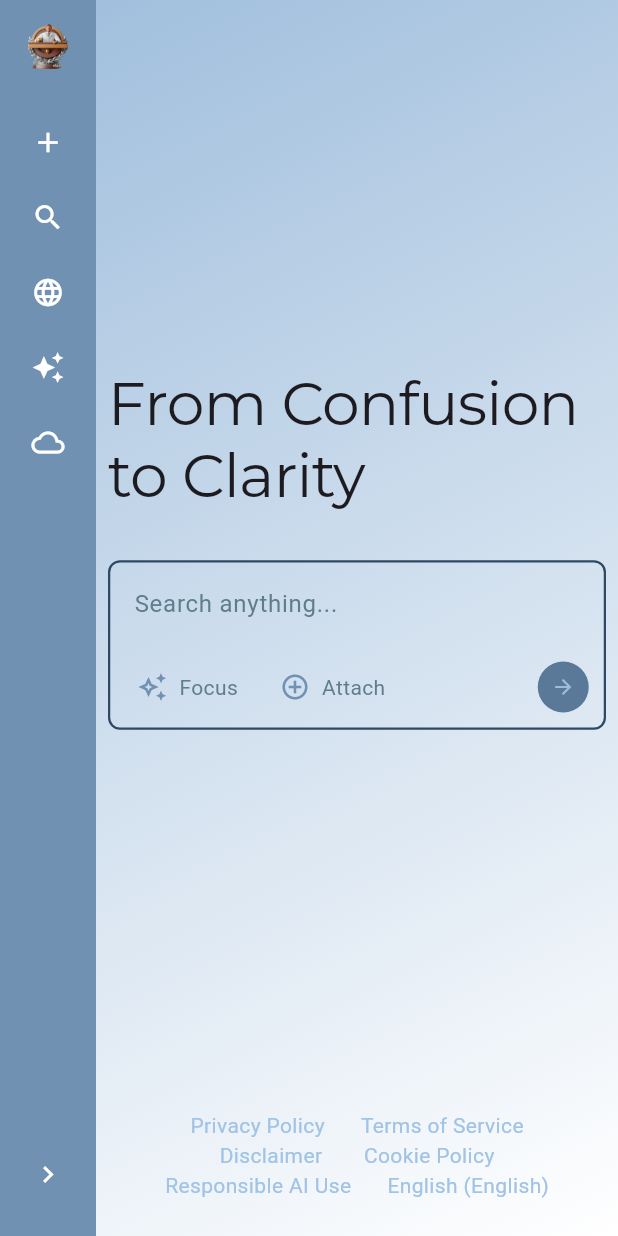
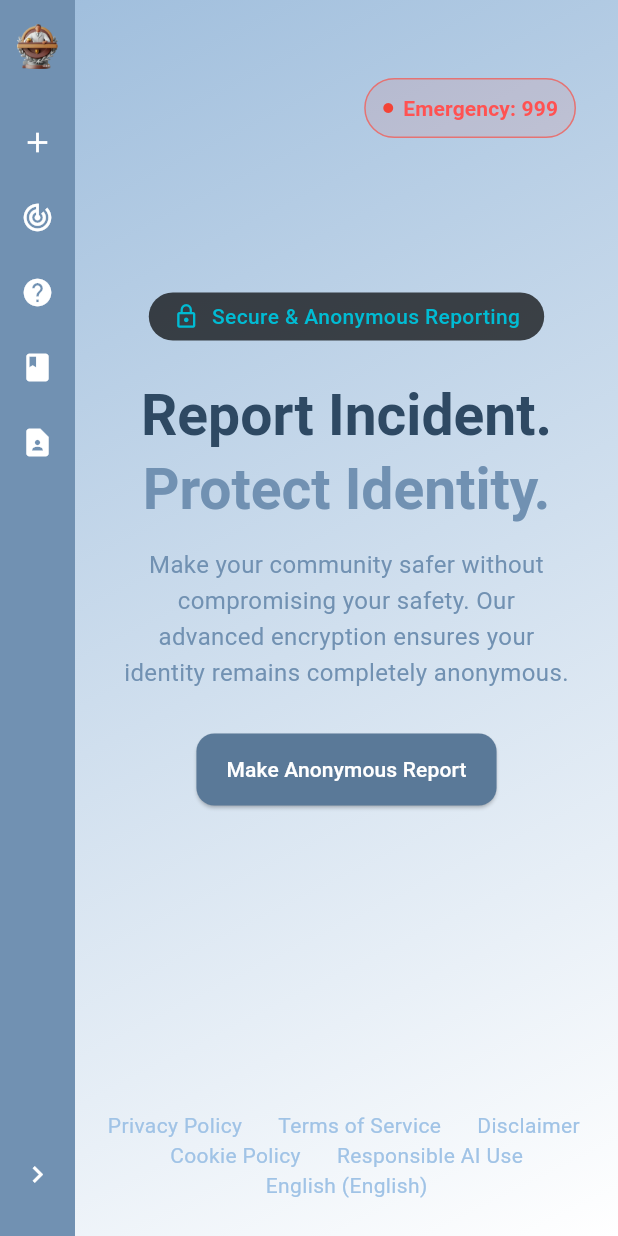
Before and after one commit to malilalilaaa/Veridicta, a Flutter app: the screen it shows after launch, on a phone screen of 412 x 824 dp. Run offline on Flutter 3.47's test engine with Material 3 defaults, Android fonts, the phone set to English and light mode, and no system bars; our stand-ins replace flutter_login, flutter_markdown, lottie, shared_preferences, skeletonizer; missing offline and left inert: web_socket_client.

Commit message:
feat: implement crime reporting feature with Report_Home, Report_Center, and Report_SideBar components

```diff
--- a/lib/main.dart
+++ b/lib/main.dart
@@ -1,9 +1,7 @@
 import 'package:flutter/material.dart';
 import 'package:open_court/providers/user_provider.dart';
 import 'package:open_court/services/login_signup/auth_services.dart';
-import 'package:open_court/splash/onboard.dart';
-import 'package:open_court/user/Ai_assistant/ai_home.dart';
-import 'package:open_court/user/Auth%20Screens/user_login.dart';
+import 'package:open_court/user/crime_report/report_home.dart';
 import 'package:open_court/utils/Pallete.dart';
 import 'package:provider/provider.dart';
 
@@ -44,7 +42,7 @@ class _MyAppState extends State<MyApp> {
         textTheme: ThemeData.light().textTheme,
       ),
       title: 'Veridicta',
-      home: Ai_Home(),
+      home: Report_Home(),
 
       // Provider.of<UserProvider>(context).user.token.isEmpty
       //     ? const Login()
--- /dev/null
+++ b/lib/user/crime_report/report_home.dart
@@ -0,0 +1,112 @@
+import 'package:flutter/material.dart';
+import 'package:open_court/utils/Pallete.dart';
+import 'package:open_court/widgets/crime_report/Report_center.dart';
+import 'package:open_court/widgets/crime_report/sidebar.dart';
+
+class Report_Home extends StatefulWidget {
+  const Report_Home({super.key});
+
+  @override
+  State<Report_Home> createState() => _Report_HomeState();
+}
+
+class _Report_HomeState extends State<Report_Home> {
+  @override
+  Widget build(BuildContext context) {
+    return Scaffold(
+      body: Container(
+        decoration: BoxDecoration(gradient: Pallete.bg),
+        child: Column(
+          children: [
+            Expanded(
+              child: Row(
+                children: [
+                  Report_SideBar(),
+                  Expanded(
+                    child: Padding(
+                      padding: const EdgeInsets.all(8.0),
+                      child: Column(
+                        children: [
+                          Expanded(child: Report_Center()),
+
+                          Container(
+                            padding: EdgeInsets.symmetric(vertical: 16),
+                            child: Wrap(
+                              alignment: WrapAlignment.center,
+                              children: [
+                                Padding(
+                                  padding: EdgeInsets.symmetric(horizontal: 12),
+                                  child: Text(
+                                    "Privacy Policy",
+                                    style: TextStyle(
+                                      fontSize: 14,
+                                      color: Pallete.footer,
+                                    ),
+                                  ),
+                                ),
+                                Padding(
+                                  padding: EdgeInsets.symmetric(horizontal: 12),
+                                  child: Text(
+                                    "Terms of Service",
+                                    style: TextStyle(
+                                      fontSize: 14,
+                                      color: Pallete.footer,
+                                    ),
+                                  ),
+                                ),
+                                Padding(
+                                  padding: EdgeInsets.symmetric(horizontal: 12),
+                                  child: Text(
+                                    "Disclaimer ",
+                                    style: TextStyle(
+                                      fontSize: 14,
+                                      color: Pallete.footer,
+                                    ),
+                                  ),
+                                ),
+                                Padding(
+                                  padding: EdgeInsets.symmetric(horizontal: 12),
+                                  child: Text(
+                                    "Cookie Policy",
+                                    style: TextStyle(
+                                      fontSize: 14,
+                                      color: Pallete.footer,
+                                    ),
+                                  ),
+                                ),
+                                Padding(
+                                  padding: EdgeInsets.symmetric(horizontal: 12),
+                                  child: Text(
+                                    "Responsible AI Use",
+                                    style: TextStyle(
+                                      fontSize: 14,
+                                      color: Pallete.footer,
+                                    ),
+                                  ),
+                                ),
+                                Padding(
+                                  padding: EdgeInsets.symmetric(horizontal: 12),
+                                  child: Text(
+                                    "English (English)",
+                                    style: TextStyle(
+                                      fontSize: 14,
+                                      color: Pallete.footer,
+                                    ),
+                                  ),
+                                ),
+                              ],
+                            ),
+                          ),
+                        ],
+                      ),
+                    ),
+                  ),
+                ],
+              ),
+            ),
+          ],
+        ),
+      ),
+    );
+  }
+}
--- /dev/null
+++ b/lib/widgets/crime_report/Report_center.dart
@@ -0,0 +1,155 @@
+import 'package:flutter/material.dart';
+import 'package:open_court/utils/Pallete.dart';
+import 'package:url_launcher/url_launcher.dart';
+
+class Report_Center extends StatelessWidget {
+  const Report_Center({super.key});
+
+  @override
+  Widget build(BuildContext context) {
+    return Stack(
+      children: [
+        Center(
+          child: Padding(
+            padding: const EdgeInsets.symmetric(horizontal: 24.0),
+            child: Column(
+              mainAxisSize: MainAxisSize.min,
+              children: [
+                // Secure & Anonymous Reporting Tag
+                Container(
+                  padding: const EdgeInsets.symmetric(
+                    horizontal: 16,
+                    vertical: 6,
+                  ),
+                  decoration: BoxDecoration(
+                    color: Colors.black.withOpacity(0.7),
+                    borderRadius: BorderRadius.circular(30),
+                  ),
+                  child: Row(
+                    mainAxisSize: MainAxisSize.min,
+                    children: const [
+                      Icon(Icons.lock_outline, color: Colors.cyan, size: 18),
+                      SizedBox(width: 8),
+                      Text(
+                        'Secure & Anonymous Reporting',
+                        style: TextStyle(
+                          color: Colors.cyan,
+                          fontSize: 14,
+                          fontWeight: FontWeight.w500,
+                        ),
+                      ),
+                    ],
+                  ),
+                ),
+                const SizedBox(height: 24),
+
+                // Main Heading
+                RichText(
+                  textAlign: TextAlign.center,
+                  text: const TextSpan(
+                    style: TextStyle(
+                      fontSize: 38,
+                      fontWeight: FontWeight.bold,
+                      height: 1.3,
+                      fontFamily: 'Montserrat',
+                    ),
+                    children: [
+                      TextSpan(
+                        text: 'Report Incident.\n',
+                        style: TextStyle(color: Pallete.searchBarBorder),
+                      ),
+                      TextSpan(
+                        text: 'Protect Identity.',
+                        style: TextStyle(color: Pallete.sideNav), // light blue
+                      ),
+                    ],
+                  ),
+                ),
+
+                const SizedBox(height: 16),
+
+                // Description
+                const Text(
+                  'Make your community safer without compromising your safety. Our advanced encryption ensures your identity remains completely anonymous.',
+                  textAlign: TextAlign.center,
+                  style: TextStyle(
+                    fontSize: 16,
+                    color: Pallete.icon,
+                    height: 1.5,
+                  ),
+                ),
+
+                const SizedBox(height: 28),
+
+                // Buttons
+                Row(
+                  mainAxisSize: MainAxisSize.min,
+                  children: [
+                    ElevatedButton(
+                      style: ElevatedButton.styleFrom(
+                        backgroundColor: Pallete.submitButton,
+                        padding: const EdgeInsets.symmetric(
+                          horizontal: 20,
+                          vertical: 14,
+                        ),
+                        shape: RoundedRectangleBorder(
+                          borderRadius: BorderRadius.circular(12),
+                        ),
+                      ),
+                      onPressed: () {},
+                      child: const Text(
+                        'Make Anonymous Report',
+                        style: TextStyle(color: Colors.white),
+                      ),
+                    ),
+                  ],
+                ),
+              ],
+            ),
+          ),
+        ),
+        Positioned(
+          top: 40,
+          right: 20,
+          child: TextButton(
+            style: TextButton.styleFrom(
+              backgroundColor: Colors.red.withOpacity(0.1),
+              padding: const EdgeInsets.symmetric(horizontal: 12, vertical: 6),
+              shape: RoundedRectangleBorder(
+                borderRadius: BorderRadius.circular(30),
+                side: BorderSide(color: Colors.red.shade300),
+              ),
+            ),
+            onPressed: () async {
+              final Uri phoneUri = Uri(scheme: 'tel', path: '999');
+              if (await canLaunchUrl(phoneUri)) {
+                await launchUrl(phoneUri);
+              } else {
+                ScaffoldMessenger.of(context).showSnackBar(
+                  const SnackBar(
+                    content: Text('Could not launch phone dialer'),
+                  ),
+                );
+              }
+            },
+            child: Row(
+              mainAxisSize: MainAxisSize.min,
+              children: const [
+                Icon(Icons.circle, size: 8, color: Colors.red),
+                SizedBox(width: 6),
+                Text(
+                  'Emergency: 999',
+                  style: TextStyle(
+                    color: Colors.redAccent,
+                    fontSize: 14,
+                    fontWeight: FontWeight.w600,
+                  ),
+                ),
+              ],
+            ),
+          ),
+        ),
+      ],
+    );
+  }
+}
--- /dev/null
+++ b/lib/widgets/crime_report/sidebar.dart
@@ -0,0 +1,87 @@
+import 'package:flutter/material.dart';
+import 'package:open_court/utils/Pallete.dart';
+import 'package:open_court/widgets/ai_assistance/side_bar_button.dart';
+
+class Report_SideBar extends StatefulWidget {
+  const Report_SideBar({super.key});
+
+  @override
+  State<Report_SideBar> createState() => _SideBarState();
+}
+
+class _SideBarState extends State<Report_SideBar> {
+  bool isCollapsed = true;
+
+  @override
+  Widget build(BuildContext context) {
+    return AnimatedContainer(
+      duration: const Duration(milliseconds: 100),
+      width: isCollapsed ? 50 : 150,
+      color: Pallete.sideNav,
+      child: Column(
+        children: [
+          const SizedBox(height: 16),
+          isCollapsed
+              ? Image.asset('assets/logo.png', width: 30, height: 30)
+              : Image.asset('assets/logo.png', width: 60, height: 60),
+          Expanded(
+            child: Column(
+              crossAxisAlignment:
+                  isCollapsed
+                      ? CrossAxisAlignment.center
+                      : CrossAxisAlignment.start,
+              children: [
+                const SizedBox(height: 24),
+                SideBarButton(
+                  isCollapsed: isCollapsed,
+                  icon: Icons.add,
+                  text: "Submit Report",
+                ),
+                SideBarButton(
+                  isCollapsed: isCollapsed,
+                  icon: Icons.track_changes,
+                  text: "Track Report",
+                ),
+                SideBarButton(
+                  isCollapsed: isCollapsed,
+                  icon: Icons.help,
+                  text: "How it works",
+                ),
+                SideBarButton(
+                  isCollapsed: isCollapsed,
+                  icon: Icons.book,
+                  text: "Resources",
+                ),
+                SideBarButton(
+                  isCollapsed: isCollapsed,
+                  icon: Icons.contact_page,
+                  text: "Contact Us",
+                ),
+                const Spacer(),
+              ],
+            ),
+          ),
+          GestureDetector(
+            onTap: () {
+              setState(() {
+                isCollapsed = !isCollapsed;
+              });
+            },
+            child: AnimatedContainer(
+              duration: const Duration(milliseconds: 100),
+              margin: EdgeInsets.symmetric(vertical: 14),
+              child: Icon(
+                isCollapsed
+                    ? Icons.keyboard_arrow_right
+                    : Icons.keyboard_arrow_left,
+                color: Colors.white,
+                size: 22,
+              ),
+            ),
+          ),
+          const SizedBox(height: 16),
+        ],
+      ),
+    );
+  }
+}
--- a/pubspec.yaml
+++ b/pubspec.yaml
@@ -46,6 +46,7 @@ dependencies:
   web_socket_client: ^0.2.1
   skeletonizer: ^1.4.3
   flutter_markdown: ^0.7.7+1
+  url_launcher: ^6.3.1
 
 dev_dependencies:
   flutter_test:
```
Also changed, not shown: pubspec.lock.
